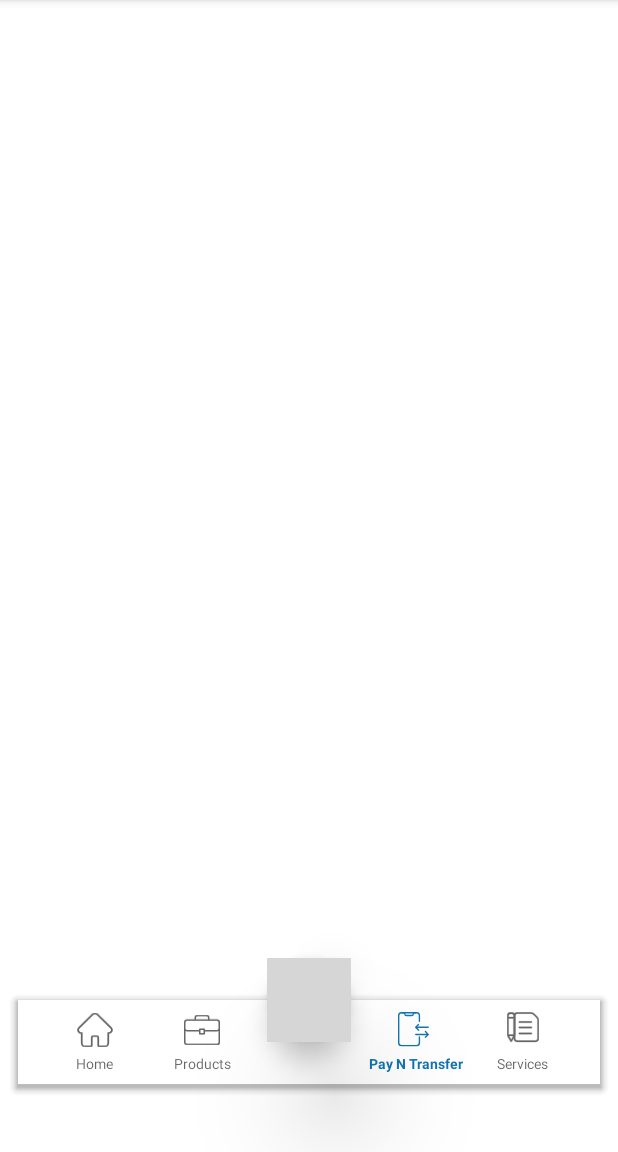
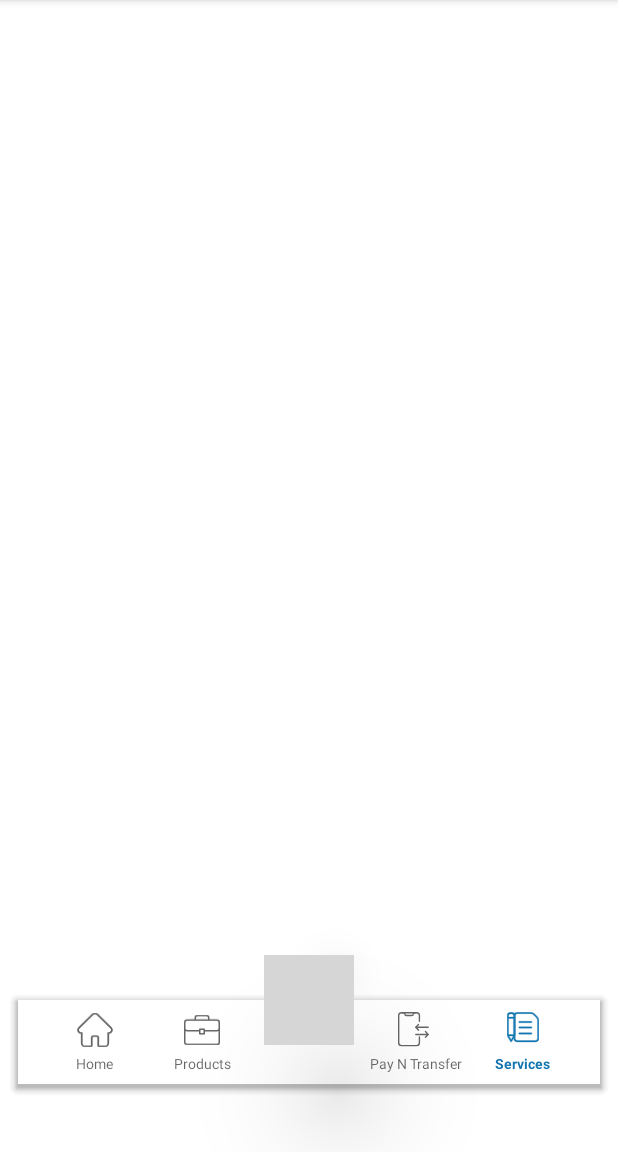
Before and after one commit to AMITAERO7/BottomAppBarWithBadge, an Android app: the screen it shows after launch (MainActivity), item 4 of the bottom bar chosen, on a phone screen of 412 x 824 dp, the part 84-1236 px from its top. Run offline under Robolectric (Android 15) with nearby library versions, the phone set to English and light mode, and no system bars; grey boxes are pictures that could not be loaded.

Commit message:
Updated with ShapableImageView

```diff
--- a/app/src/main/java/com/hackernight/bottomappbarwithbadges/MainActivity.kt
+++ b/app/src/main/java/com/hackernight/bottomappbarwithbadges/MainActivity.kt
@@ -1,11 +1,10 @@
 package com.hackernight.bottomappbarwithbadges
 
+import android.os.Bundle
 import androidx.appcompat.app.AppCompatActivity
-import android.os.Bundle
-import android.widget.Toast
 import com.bumptech.glide.Glide
 import kotlinx.android.synthetic.main.activity_main.*
-import kotlinx.android.synthetic.main.counter_badge.*
+import kotlinx.android.synthetic.main.smart_action_btn.*
 
 class MainActivity : AppCompatActivity() {
 
@@ -18,8 +17,7 @@ class MainActivity : AppCompatActivity() {
         Glide
             .with(this)
             .load(R.drawable.smartanimation)
-            .override(40,40)
-            .into(fab)
+            .into(sImageView)
 
     }
 
--- a/app/src/main/res/drawable/ic_home.xml
+++ b/app/src/main/res/drawable/ic_home.xml
@@ -8,4 +8,5 @@
       android:pathData="M19.226,8.809h0l-7.793,-7.792a1.758,1.758 0,0 0,-2.487 0l-7.789,7.788 -0.008,0.008a1.758,1.758 0,0 0,1.17 3l0.054,0h0.31v5.734a2.061,2.061 0,0 0,2.058 2.058h3.049a0.56,0.56 0,0 0,0.56 -0.56v-4.5a0.94,0.94 0,0 1,0.939 -0.939h1.8a0.94,0.94 0,0 1,0.939 0.939v4.5a0.56,0.56 0,0 0,0.56 0.56h3.049a2.061,2.061 0,0 0,2.058 -2.058v-5.734h0.288a1.759,1.759 0,0 0,1.245 -3Z"
       android:fillColor="#00000000"
       android:strokeColor="#444344"/>
+
 </vector>
--- a/app/src/main/res/layout/activity_main.xml
+++ b/app/src/main/res/layout/activity_main.xml
@@ -19,12 +19,8 @@
             android:id="@+id/bottomNavigationView"
             android:layout_width="match_parent"
             android:layout_height="wrap_content"
-            android:layout_marginEnd="16dp"
-            android:background="@android:color/transparent"
-            app:labelVisibilityMode="labeled"
             app:menu="@menu/bottom_nav_menu"
-            app:itemTextAppearanceInactive="@style/navTextInactive"
-            app:itemTextAppearanceActive="@style/navTextActive"/>
+            style="@style/BottomNavigationViewStyle"/>
 
     </com.google.android.material.bottomappbar.BottomAppBar>
 
@@ -33,7 +29,7 @@
         android:layout_height="wrap_content"
         app:layout_anchor="@id/bottomAppBar"
         app:layout_anchorGravity="center_horizontal"
-        layout="@layout/counter_badge"
+        layout="@layout/smart_action_btn"
         />
 
 </androidx.coordinatorlayout.widget.CoordinatorLayout>
--- a/app/src/main/res/layout/counter_badge.xml
+++ b/app/src/main/res/layout/smart_action_btn.xml
@@ -1,20 +1,17 @@
 <?xml version="1.0" encoding="utf-8"?>
 <androidx.constraintlayout.widget.ConstraintLayout xmlns:android="http://schemas.android.com/apk/res/android"
-    android:layout_width="match_parent"
-    android:layout_height="match_parent"
+    android:layout_width="wrap_content"
+    android:layout_height="wrap_content"
     xmlns:app="http://schemas.android.com/apk/res-auto"
     android:orientation="vertical">
 
-    <com.google.android.material.floatingactionbutton.FloatingActionButton
-        android:id="@+id/fab"
-        app:borderWidth="4dp"
-        android:elevation="10dp"
-        app:elevation="10dp"
-        app:backgroundTint="#FFFFFF"
-        android:layout_width="wrap_content"
-        android:layout_height="wrap_content"
+    <com.google.android.material.imageview.ShapeableImageView
+        android:id="@+id/sImageView"
         app:layout_constraintStart_toStartOf="parent"
-        app:layout_constraintTop_toTopOf="parent"/>
+        app:layout_constraintTop_toTopOf="parent"
+        app:shapeAppearanceOverlay="@style/SmartActionImageViewShape"
+        style="@style/SmartActionImageView"
+        />
 
     <androidx.cardview.widget.CardView
         android:layout_width="25dp"
@@ -23,8 +20,8 @@
         app:cardElevation="50dp"
         app:cardCornerRadius="50dp"
         android:clickable="false"
-        app:layout_constraintTop_toTopOf="@id/fab"
-        app:layout_constraintEnd_toEndOf="@id/fab">
+        app:layout_constraintTop_toTopOf="@id/sImageView"
+        app:layout_constraintEnd_toEndOf="@id/sImageView">
 
         <androidx.constraintlayout.widget.ConstraintLayout
             android:layout_width="match_parent"
--- a/app/src/main/res/menu/bottom_nav_menu.xml
+++ b/app/src/main/res/menu/bottom_nav_menu.xml
@@ -2,11 +2,11 @@
 <menu xmlns:android="http://schemas.android.com/apk/res/android">
 
     <item android:id="@+id/miHome"
-        android:title="Home"
+            android:title="@string/title_home"
             android:icon="@drawable/ic_home" />
 
     <item android:id="@+id/miProducts"
-        android:title="Products"
+            android:title="@string/title_products"
             android:icon="@drawable/ic_product" />
 
     <item android:id="@+id/miplaceholder"
@@ -14,11 +14,11 @@
           android:enabled="false"/>
 
     <item android:id="@+id/miPayNTransfer"
-        android:title="Pay N Transfer"
+          android:title="@string/title_pay"
           android:icon="@drawable/ic_pay" />
 
     <item android:id="@+id/miServices"
-        android:title="Services"
+          android:title="@string/title_services"
           android:icon="@drawable/ic_service" />
 
 </menu>
--- a/app/src/main/res/values/colors.xml
+++ b/app/src/main/res/values/colors.xml
@@ -1,10 +1,5 @@
 <?xml version="1.0" encoding="utf-8"?>
 <resources>
-    <color name="purple_200">#FFBB86FC</color>
-    <color name="purple_500">#FF6200EE</color>
-    <color name="purple_700">#FF3700B3</color>
-    <color name="teal_200">#FF03DAC5</color>
-    <color name="teal_700">#FF018786</color>
     <color name="black">#FF000000</color>
     <color name="white">#FFFFFFFF</color>
 </resources>
--- a/app/src/main/res/values/strings.xml
+++ b/app/src/main/res/values/strings.xml
@@ -1,3 +1,7 @@
 <resources>
     <string name="app_name">BottomAppBarWithBadges</string>
+    <string name="title_home">Home</string>
+    <string name="title_products">Products</string>
+    <string name="title_pay">Pay N Transfer</string>
+    <string name="title_services">Services</string>
 </resources>
--- a/app/src/main/res/values/themes.xml
+++ b/app/src/main/res/values/themes.xml
@@ -11,11 +11,32 @@
         <!-- Customize your theme here. -->
     </style>
 
-    <style name="navTextInactive">
+    <style name= "BottomNavigationViewStyle">
+        <item name="itemTextAppearanceActive">@style/NavigationTextActive</item>
+        <item name="itemTextAppearanceInactive">@style/NavigationTextInactive</item>
+        <item name="labelVisibilityMode">labeled</item>
+        <item name="background">@android:color/transparent</item>
+        <item name="android:layout_marginEnd">16dp</item>
+    </style>
+
+    <style name="SmartActionImageView">
+        <item name="android:padding">5dp</item>
+        <item name="elevation">10dp</item>
+        <item name="android:layout_width">60dp</item>
+        <item name="android:layout_height">60dp</item>
+        <item name="strokeColor">#1275B0</item>
+        <item name="strokeWidth">4dp</item>
+    </style>
+
+    <style name="SmartActionImageViewShape">
+        <item name="cornerSize">50%</item>
+    </style>
+
+    <style name="NavigationTextActive">
         <item name="android:textSize">9sp</item>
     </style>
 
-    <style name="navTextActive">
+    <style name="NavigationTextInactive">
         <item name="android:textSize">9sp</item>
     </style>
 
```
Also changed, not shown: app/src/main/res/drawable/item_bg.xml (added, +14 -0 lines), 1 other file. Lines whose indentation alone changed are shown as unchanged.
